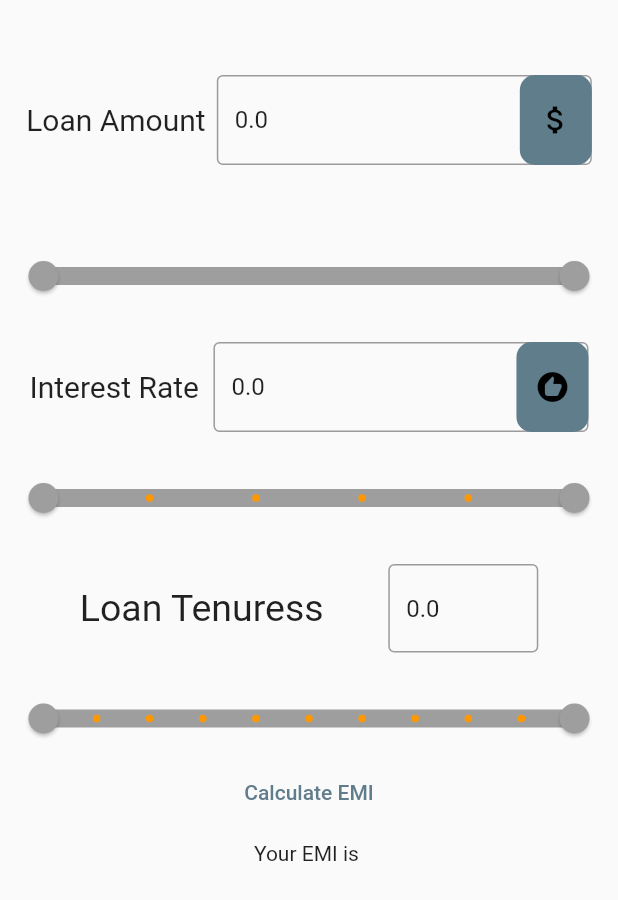
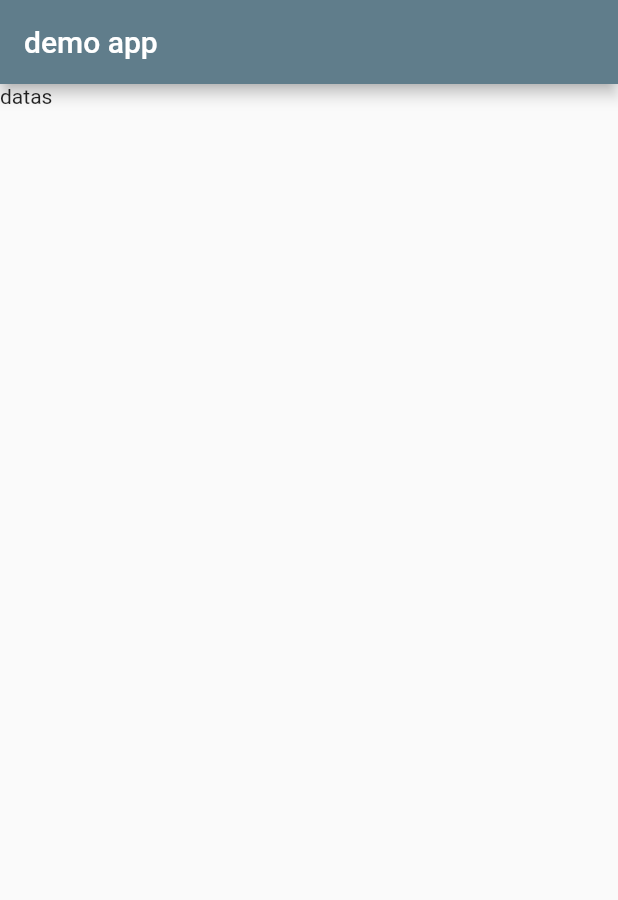
Before and after one commit to ashrafmakandar/gifts, a Flutter app: the screen it shows after launch, on a phone screen of 412 x 824 dp. Shown: the top 900 px of the screen. Run offline on Flutter 3.47's test engine with Material 2 defaults, Android fonts, the phone set to English and light mode, and no system bars; our stand-ins replace firebase_core, flutter_bloc, scroll_to_index; missing offline and left inert: auto_size_text_pk, chart_sparkline; accounts and stored records are empty; network calls fail.

Commit message:
added some files

```diff
--- /dev/null
+++ b/lib/Bitcoin.dart
@@ -0,0 +1,35 @@
+import 'dart:convert';
+
+Bitcoin bitcoinFromJson(String str) => Bitcoin.fromJson(json.decode(str));
+
+String bitcoinToJson(Bitcoin data) => json.encode(data.toJson());
+
+class Bitcoin {
+  Bitcoin({
+    required this.prices,
+    required this.marketCaps,
+    required this.totalVolumes,
+  });
+
+  List<List<double>> prices;
+  List<List<double>> marketCaps;
+  List<List<double>> totalVolumes;
+
+  factory Bitcoin.fromJson(Map<String, dynamic> json) => Bitcoin(
+        prices: List<List<double>>.from(json["prices"]
+            .map((x) => List<double>.from(x.map((x) => x.toDouble())))),
+        marketCaps: List<List<double>>.from(json["market_caps"]
+            .map((x) => List<double>.from(x.map((x) => x.toDouble())))),
+        totalVolumes: List<List<double>>.from(json["total_volumes"]
+            .map((x) => List<double>.from(x.map((x) => x.toDouble())))),
+      );
+
+  Map<String, dynamic> toJson() => {
+        "prices": List<dynamic>.from(
+            prices.map((x) => List<dynamic>.from(x.map((x) => x)))),
+        "market_caps": List<dynamic>.from(
+            marketCaps.map((x) => List<dynamic>.from(x.map((x) => x)))),
+        "total_volumes": List<dynamic>.from(
+            totalVolumes.map((x) => List<dynamic>.from(x.map((x) => x)))),
+      };
+}
--- a/lib/main.dart
+++ b/lib/main.dart
@@ -4,6 +4,7 @@ import 'package:firebase_core/firebase_core.dart';
 import 'package:flutter/material.dart';
 import 'package:flutter_bloc/flutter_bloc.dart';
 import 'package:gift/Range.dart';
+import 'package:gift/shapes.dart';
 
 import 'Listitems.dart';
 
@@ -34,6 +35,6 @@ class MyApp extends StatelessWidget {
         BlocProvider<CartBloc>(
             create: (_) => CartBloc(InitailCartstate(count: 0))),
       ], child: Dats()) */
-            Range());
+            Shapes());
   }
 }
--- /dev/null
+++ b/lib/shapes.dart
@@ -0,0 +1,46 @@
+import 'dart:convert';
+
+import 'package:chart_sparkline/chart_sparkline.dart';
+import 'package:flutter/material.dart';
+import 'package:gift/Bitcoin.dart';
+import 'package:http/http.dart' as http;
+
+class Shapes extends StatefulWidget {
+  @override
+  _ShapesState createState() => _ShapesState();
+}
+
+//https://api.coingecko.com/api/v3/coins/bitcoin/market_chart?vs_currency=usd&days=2
+class _ShapesState extends State<Shapes> {
+  GlobalKey<FormState> key = GlobalKey<FormState>();
+  List<double> price = [];
+  List<double> val = [];
+
+  @override
+  void initState() {
+    // TODO: implement initState
+    super.initState();
+    getdata();
+  }
+
+  @override
+  Widget build(BuildContext context) {
+    var size = MediaQuery.of(context).size;
+    return Scaffold(
+      appBar: AppBar(
+        title: Text("demo app"),
+      ),
+      body: SingleChildScrollView(
+        child: Container(width: 300.0, height: 100.0, child: Text("datas")),
+      ),
+    );
+  }
+
+  Future<void> getdata() async {
+    var url =
+        "https://api.coingecko.com/api/v3/coins/bitcoin/market_chart?vs_currency=usd&days=2";
+
+    var res = await http.get(Uri.parse(url));
+    Bitcoin b = Bitcoin.fromJson(json.decode(res.body));
+  }
+}
--- a/pubspec.yaml
+++ b/pubspec.yaml
@@ -22,6 +22,7 @@ environment:
 
 dependencies:
   auto_size_text_pk: ^3.0.0
+  chart_sparkline: ^1.0.5
   cupertino_icons: ^1.0.2
   equatable: ^2.0.3
   firebase_analytics: ^8.2.0
@@ -45,9 +46,10 @@ dependencies:
   path_provider: ^2.0.2
   pp_local_notifications: ^0.0.1
   provider: ^5.0.0
+  scroll_to_index: ^2.0.0
   sqflite: ^2.0.0+3
   story_view: ^0.13.1
-  scroll_to_index: ^2.0.0
+  syncfusion_flutter_charts: ^19.2.62
 
 dev_dependencies:
   flutter_test:
```
Also changed, not shown: lib/check.dart (added), pubspec.lock.
